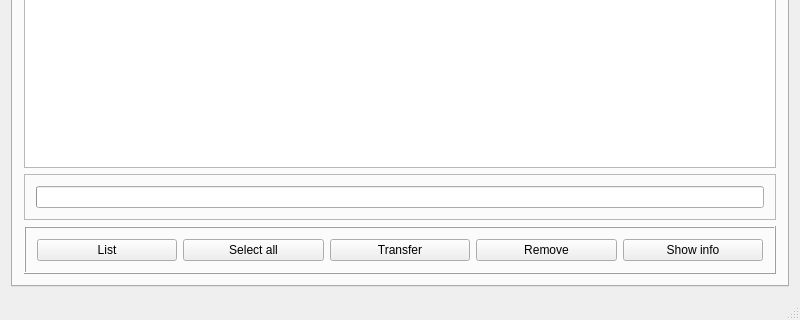
Above: resources/ui/wiibafu.ui from evertonstz/wiibafu before the change; both pictures show x 0 to 800 and y 280 to 600 of the 800 by 600 pixel window. Below: the same form after it.
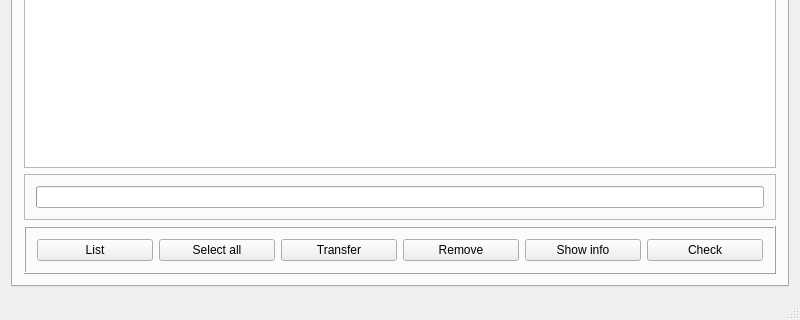
That is the form after the change. The open tabs and pages were chosen to show the change. Icons and pictures are not drawn.

Commit message: Check WBFS added, some improvements

The edit to the form file:
```diff
--- a/resources/ui/wiibafu.ui
+++ b/resources/ui/wiibafu.ui
@@ -231,6 +231,13 @@
              </property>
             </widget>
            </item>
+           <item>
+            <widget class="QPushButton" name="wbfsTab_pushButton_Check">
+             <property name="text">
+              <string>Check</string>
+             </property>
+            </widget>
+           </item>
           </layout>
          </widget>
         </item>
```
Left out of the diff: 6 changed lines with no effect on the pictures. The commit also changes 4 other files.
